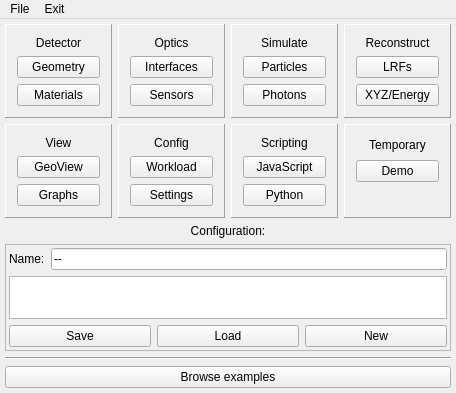
The window that ants3bundle/src/ants3/gui/mainwindow.ui (andrmor/ANTS3bundle) describes before a commit, drawn with Qt 5.
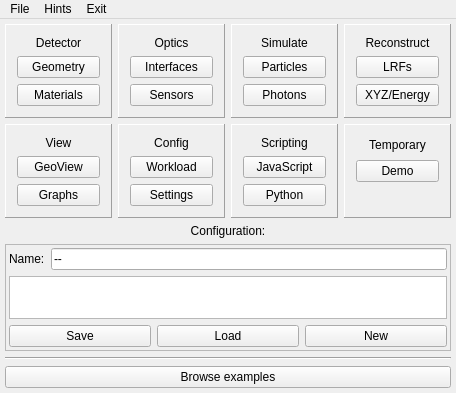
The same window after the commit. Icons and pictures are not drawn.

The edit to the form file:
```diff
--- a/ants3bundle/src/ants3/gui/mainwindow.ui
+++ b/ants3bundle/src/ants3/gui/mainwindow.ui
@@ -570,7 +570,14 @@
     </property>
     <addaction name="actionClose_ants3"/>
    </widget>
+   <widget class="QMenu" name="menuHints">
+    <property name="title">
+     <string>Hints</string>
+    </property>
+    <addaction name="actionShow_hints"/>
+   </widget>
    <addaction name="menuFile"/>
+   <addaction name="menuHints"/>
    <addaction name="menuExit"/>
   </widget>
   <action name="actionSave_configuration">
```
Left out of the diff: 5 changed lines with no effect on the pictures.
